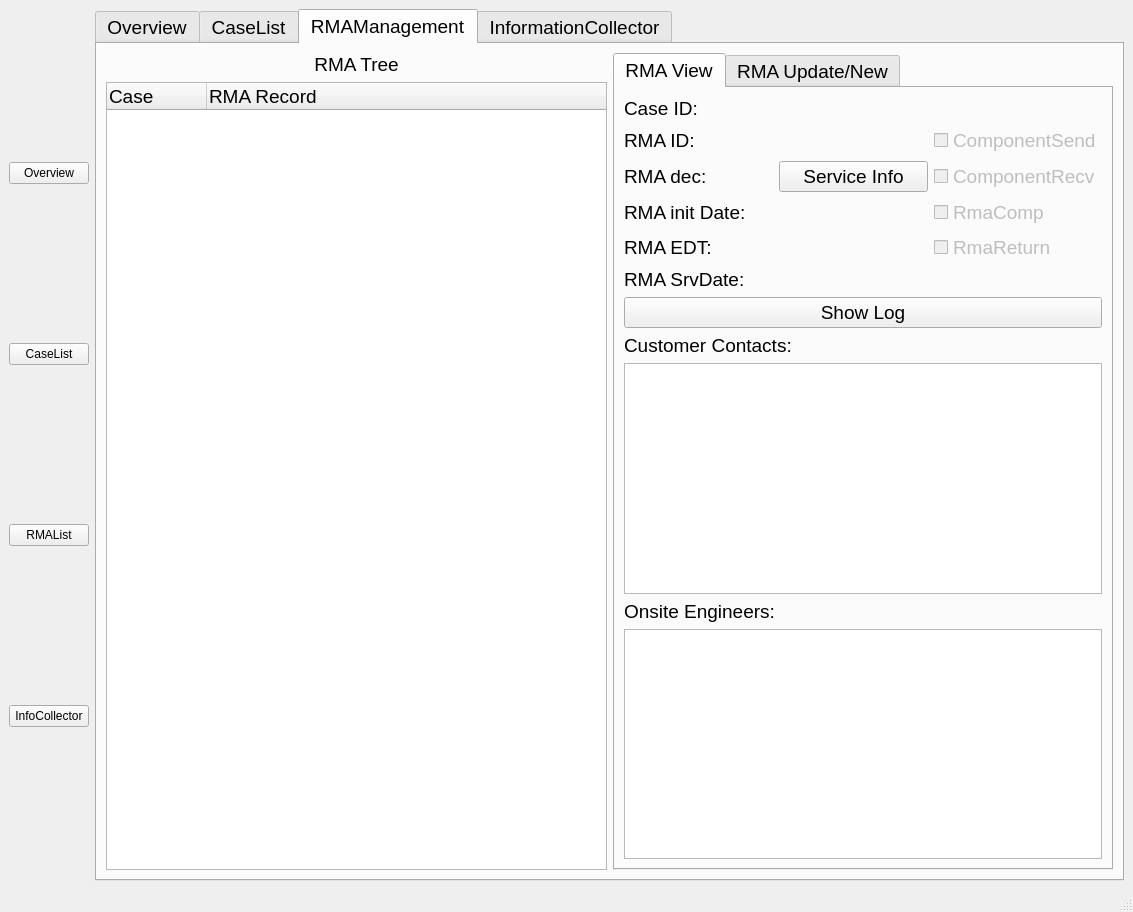
The window that main_ui.ui (swanduron/nvbug) describes before a commit, drawn with Qt 5.
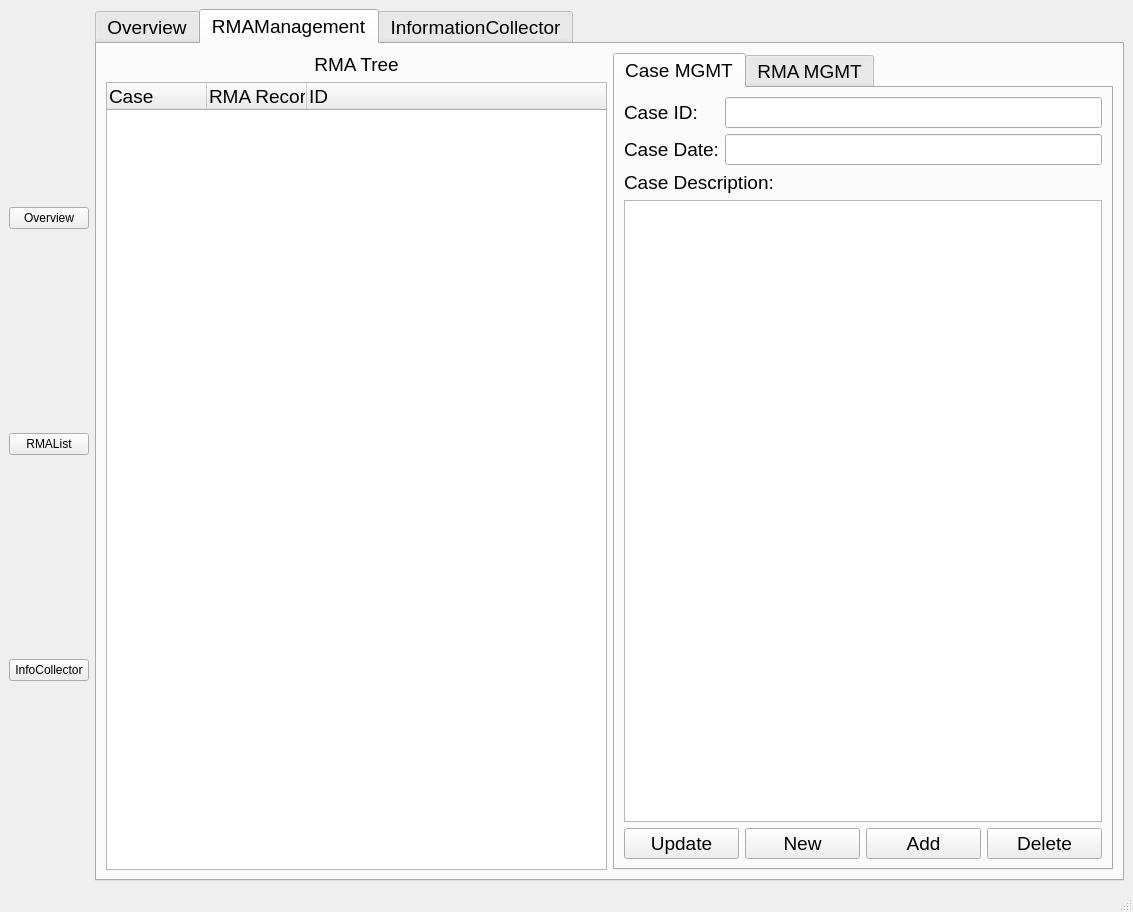
The same window after the commit.

Commit message: Change UI, delete case viewer from main struct.

What changed in the file:
```diff
--- a/main_ui.ui
+++ b/main_ui.ui
@@ -24,13 +24,6 @@
         </property>
        </widget>
       </item>
-      <item>
-       <widget class="QPushButton" name="pushButton_2">
-        <property name="text">
-         <string>CaseList</string>
-        </property>
-       </widget>
-      </item>
       <item>
        <widget class="QPushButton" name="pushButton_3">
         <property name="text">
@@ -55,7 +48,7 @@
        </font>
       </property>
       <property name="currentIndex">
-       <number>2</number>
+       <number>1</number>
       </property>
       <widget class="QWidget" name="tab">
        <attribute name="title">
@@ -204,17 +197,17 @@
         </item>
        </layout>
       </widget>
-      <widget class="QWidget" name="tab_2">
+      <widget class="QWidget" name="widget">
        <attribute name="title">
-        <string>CaseList</string>
+        <string>RMAManagement</string>
        </attribute>
-       <layout class="QHBoxLayout" name="horizontalLayout_2">
+       <layout class="QHBoxLayout" name="horizontalLayout_15">
         <item>
-         <layout class="QVBoxLayout" name="verticalLayout_10">
+         <layout class="QVBoxLayout" name="verticalLayout_15">
           <item>
-           <widget class="QLabel" name="label_17">
+           <widget class="QLabel" name="label_33">
             <property name="text">
-             <string>Case List</string>
+             <string>RMA Tree</string>
             </property>
             <property name="alignment">
              <set>Qt::AlignCenter</set>
@@ -222,78 +215,38 @@
            </widget>
           </item>
           <item>
-           <widget class="QListWidget" name="listWidget"/>
+           <widget class="QTreeWidget" name="treeWidget_2">
+            <column>
+             <property name="text">
+              <string>Case</string>
+             </property>
+            </column>
+            <column>
+             <property name="text">
+              <string>RMA Record</string>
+             </property>
+            </column>
+            <column>
+             <property name="text">
+              <string>ID</string>
+             </property>
+            </column>
+           </widget>
           </item>
          </layout>
         </item>
         <item>
-         <widget class="QTabWidget" name="tabWidget_5">
+         <widget class="QTabWidget" name="tabWidget_4">
           <property name="currentIndex">
            <number>0</number>
           </property>
-          <widget class="QWidget" name="tab_3">
+          <widget class="QWidget" name="tab_5">
            <attribute name="title">
-            <string>Case View</string>
+            <string>Case MGMT</string>
            </attribute>
-           <layout class="QVBoxLayout" name="verticalLayout_6">
+           <layout class="QVBoxLayout" name="verticalLayout_18">
             <item>
-             <layout class="QHBoxLayout" name="horizontalLayout_5">
-              <item>
-               <widget class="QLabel" name="label_53">
-                <property name="text">
-                 <string>Case ID:</string>
-                </property>
-               </widget>
-              </item>
-              <item>
-               <widget class="QLabel" name="label_55">
-                <property name="text">
-                 <string>123456</string>
-                </property>
-               </widget>
-              </item>
-             </layout>
-            </item>
-            <item>
-             <layout class="QHBoxLayout" name="horizontalLayout_17">
-              <item>
-               <widget class="QLabel" name="label_57">
-                <property name="text">
-                 <string>Case Date:</string>
-                </property>
-               </widget>
-              </item>
-              <item>
-               <widget class="QLabel" name="label_59">
-                <property name="text">
-                 <string>11/12/2022</string>
-                </property>
-               </widget>
-              </item>
-             </layout>
-            </item>
-            <item>
-             <widget class="QLabel" name="label_60">
-              <property name="text">
-               <string>Case Description:</string>
-              </property>
-             </widget>
-            </item>
-            <item>
-             <widget class="QPlainTextEdit" name="plainTextEdit_6"/>
-            </item>
-           </layout>
-          </widget>
-          <widget class="QWidget" name="tab_4">
-           <attribute name="title">
-            <string>Case Update/New</string>
-           </attribute>
-           <layout class="QVBoxLayout" name="verticalLayout_7">
-            <item>
-             <layout class="QGridLayout" name="gridLayout_5">
-              <item row="0" column="1">
-               <widget class="QLineEdit" name="lineEdit_9"/>
-              </item>
+             <layout class="QGridLayout" name="gridLayout_6">
               <item row="0" column="0">
                <widget class="QLabel" name="label_61">
                 <property name="text">
@@ -301,6 +254,9 @@
                 </property>
                </widget>
               </item>
+              <item row="0" column="1">
+               <widget class="QLineEdit" name="lineEdit_9"/>
+              </item>
               <item row="1" column="0">
                <widget class="QLabel" name="label_63">
                 <property name="text">
@@ -324,7 +280,7 @@
              <widget class="QPlainTextEdit" name="plainTextEdit_7"/>
             </item>
             <item>
-             <layout class="QHBoxLayout" name="horizontalLayout_20">
+             <layout class="QHBoxLayout" name="horizontalLayout_4">
               <item>
                <widget class="QPushButton" name="pushButton_20">
                 <property name="enabled">
@@ -369,213 +325,9 @@
             </item>
            </layout>
           </widget>
-         </widget>
-        </item>
-       </layout>
-      </widget>
-      <widget class="QWidget" name="widget">
-       <attribute name="title">
-        <string>RMAManagement</string>
-       </attribute>
-       <layout class="QHBoxLayout" name="horizontalLayout_15">
-        <item>
-         <layout class="QVBoxLayout" name="verticalLayout_15">
-          <item>
-           <widget class="QLabel" name="label_33">
-            <property name="text">
-             <string>RMA Tree</string>
-            </property>
-            <property name="alignment">
-             <set>Qt::AlignCenter</set>
-            </property>
-           </widget>
-          </item>
-          <item>
-           <widget class="QTreeWidget" name="treeWidget_2">
-            <column>
-             <property name="text">
-              <string>Case</string>
-             </property>
-            </column>
-            <column>
-             <property name="text">
-              <string>RMA Record</string>
-             </property>
-            </column>
-           </widget>
-          </item>
-         </layout>
-        </item>
-        <item>
-         <widget class="QTabWidget" name="tabWidget_4">
-          <property name="currentIndex">
-           <number>0</number>
-          </property>
-          <widget class="QWidget" name="tab_12">
-           <attribute name="title">
-            <string>RMA View</string>
-           </attribute>
-           <layout class="QVBoxLayout" name="verticalLayout_16">
-            <item>
-             <layout class="QGridLayout" name="gridLayout_3">
-              <item row="1" column="0">
-               <widget class="QLabel" name="label_36">
-                <property name="text">
-                 <string>RMA ID:</string>
-                </property>
-               </widget>
-              </item>
-              <item row="2" column="0">
-               <widget class="QLabel" name="label_38">
-                <property name="text">
-                 <string>RMA dec:</string>
-                </property>
-               </widget>
-              </item>
-              <item row="1" column="1">
-               <widget class="QLabel" name="label_37">
-                <property name="text">
-                 <string/>
-                </property>
-               </widget>
-              </item>
-              <item row="3" column="2">
-               <widget class="QCheckBox" name="checkBox_3">
-                <property name="enabled">
-                 <bool>false</bool>
-                </property>
-                <property name="text">
-                 <string>RmaComp</string>
-                </property>
-               </widget>
-              </item>
-              <item row="0" column="0">
-               <widget class="QLabel" name="label_34">
-                <property name="text">
-                 <string>Case ID:</string>
-                </property>
-               </widget>
-              </item>
-              <item row="5" column="1">
-               <widget class="QLabel" name="label_45">
-                <property name="text">
-                 <string/>
-                </property>
-               </widget>
-              </item>
-              <item row="2" column="2">
-               <widget class="QCheckBox" name="checkBox_2">
-                <property name="enabled">
-                 <bool>false</bool>
-                </property>
-                <property name="text">
-                 <string>ComponentRecv</string>
-                </property>
-               </widget>
-              </item>
-              <item row="0" column="1">
-               <widget class="QLabel" name="label_35">
-                <property name="text">
-                 <string/>
-                </property>
-               </widget>
-              </item>
-              <item row="3" column="1">
-               <widget class="QLabel" name="label_41">
-                <property name="text">
-                 <string/>
-                </property>
-               </widget>
-              </item>
-              <item row="1" column="2">
-               <widget class="QCheckBox" name="checkBox">
-                <property name="enabled">
-                 <bool>false</bool>
-                </property>
-                <property name="text">
-                 <string>ComponentSend</string>
-                </property>
-               </widget>
-              </item>
-              <item row="4" column="1">
-               <widget class="QLabel" name="label_43">
-                <property name="text">
-                 <string/>
-                </property>
-               </widget>
-              </item>
-              <item row="5" column="0">
-               <widget class="QLabel" name="label_44">
-                <property name="text">
-                 <string>RMA SrvDate:</string>
-                </property>
-               </widget>
-              </item>
-              <item row="4" column="2">
-               <widget class="QCheckBox" name="checkBox_4">
-                <property name="enabled">
-                 <bool>false</bool>
-                </property>
-                <property name="text">
-                 <string>RmaReturn</string>
-                </property>
-               </widget>
-              </item>
-              <item row="4" column="0">
-               <widget class="QLabel" name="label_42">
-                <property name="text">
-                 <string>RMA EDT:</string>
-                </property>
-               </widget>
-              </item>
-              <item row="3" column="0">
-               <widget class="QLabel" name="label_40">
-                <property name="text">
-                 <string>RMA init Date:</string>
-                </property>
-               </widget>
-              </item>
-              <item row="2" column="1">
-               <widget class="QPushButton" name="pushButton_7">
-                <property name="text">
-                 <string>Service Info</string>
-                </property>
-               </widget>
-              </item>
-             </layout>
-            </item>
-            <item>
-             <widget class="QPushButton" name="pushButton_32">
-              <property name="text">
-               <string>Show Log</string>
-              </property>
-             </widget>
-            </item>
-            <item>
-             <widget class="QLabel" name="label_46">
-              <property name="text">
-               <string>Customer Contacts:</string>
-              </property>
-             </widget>
-            </item>
-            <item>
-             <widget class="QPlainTextEdit" name="plainTextEdit"/>
-            </item>
-            <item>
-             <widget class="QLabel" name="label_47">
-              <property name="text">
-               <string>Onsite Engineers:</string>
-              </property>
-             </widget>
-            </item>
-            <item>
-             <widget class="QPlainTextEdit" name="plainTextEdit_2"/>
-            </item>
-           </layout>
-          </widget>
           <widget class="QWidget" name="tab_13">
            <attribute name="title">
-            <string>RMA Update/New</string>
+            <string>RMA MGMT</string>
            </attribute>
            <layout class="QVBoxLayout" name="verticalLayout_8">
             <item>
```
The commit also changes 3 other files.
